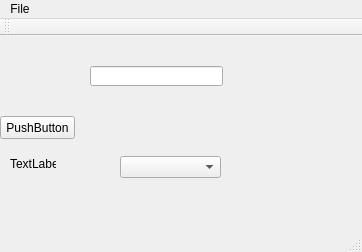
Qt form FileNamer/mainwindow.ui (bluejellybean/FileNamer) before a commit.
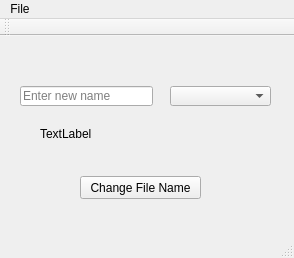
The same form after that commit.

Commit message: Added ability to work with diff file tpes

```diff
--- a/FileNamer/mainwindow.ui
+++ b/FileNamer/mainwindow.ui
@@ -6,8 +6,8 @@
    <rect>
     <x>0</x>
     <y>0</y>
-    <width>362</width>
-    <height>252</height>
+    <width>294</width>
+    <height>258</height>
    </rect>
   </property>
   <property name="windowTitle">
@@ -17,37 +17,30 @@
    <widget class="QLineEdit" name="lineEdit">
     <property name="geometry">
      <rect>
-      <x>90</x>
-      <y>30</y>
+      <x>20</x>
+      <y>50</y>
       <width>133</width>
       <height>20</height>
      </rect>
     </property>
-   </widget>
-   <widget class="QLabel" name="label">
-    <property name="geometry">
-     <rect>
-      <x>10</x>
-      <y>120</y>
-      <width>46</width>
-      <height>16</height>
-     </rect>
-    </property>
     <property name="text">
-     <string>TextLabel</string>
+     <string/>
+    </property>
+    <property name="placeholderText">
+     <string>Enter new name</string>
     </property>
    </widget>
    <widget class="QPushButton" name="pushButton">
     <property name="geometry">
      <rect>
-      <x>0</x>
-      <y>80</y>
-      <width>75</width>
+      <x>80</x>
+      <y>140</y>
+      <width>121</width>
       <height>23</height>
      </rect>
     </property>
     <property name="text">
-     <string>PushButton</string>
+     <string>Change File Name</string>
     </property>
     <property name="autoDefault">
      <bool>false</bool>
@@ -62,20 +55,33 @@
    <widget class="QComboBox" name="comboBox">
     <property name="geometry">
      <rect>
-      <x>120</x>
-      <y>120</y>
+      <x>170</x>
+      <y>50</y>
       <width>101</width>
-      <height>22</height>
+      <height>20</height>
      </rect>
     </property>
    </widget>
+   <widget class="QLabel" name="label">
+    <property name="geometry">
+     <rect>
+      <x>40</x>
+      <y>90</y>
+      <width>71</width>
+      <height>16</height>
+     </rect>
+    </property>
+    <property name="text">
+     <string>TextLabel</string>
+    </property>
+   </widget>
   </widget>
   <widget class="QMenuBar" name="menuBar">
    <property name="geometry">
     <rect>
      <x>0</x>
      <y>0</y>
-     <width>362</width>
+     <width>294</width>
      <height>21</height>
     </rect>
    </property>
```
The commit also changes 2 other files.
